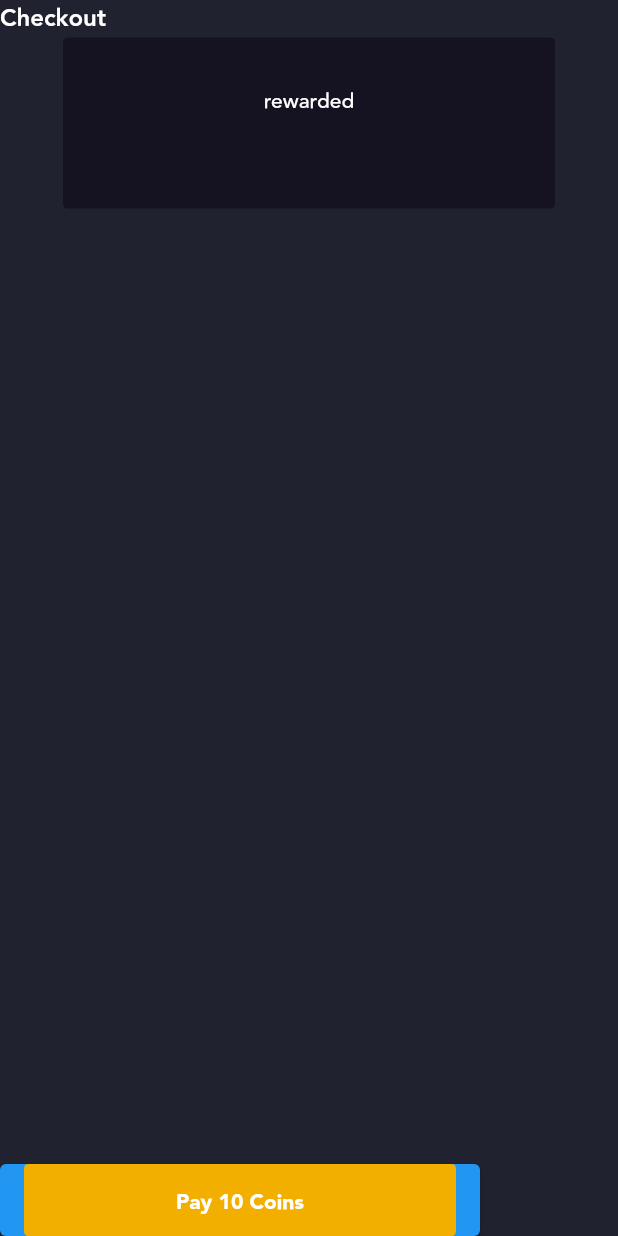
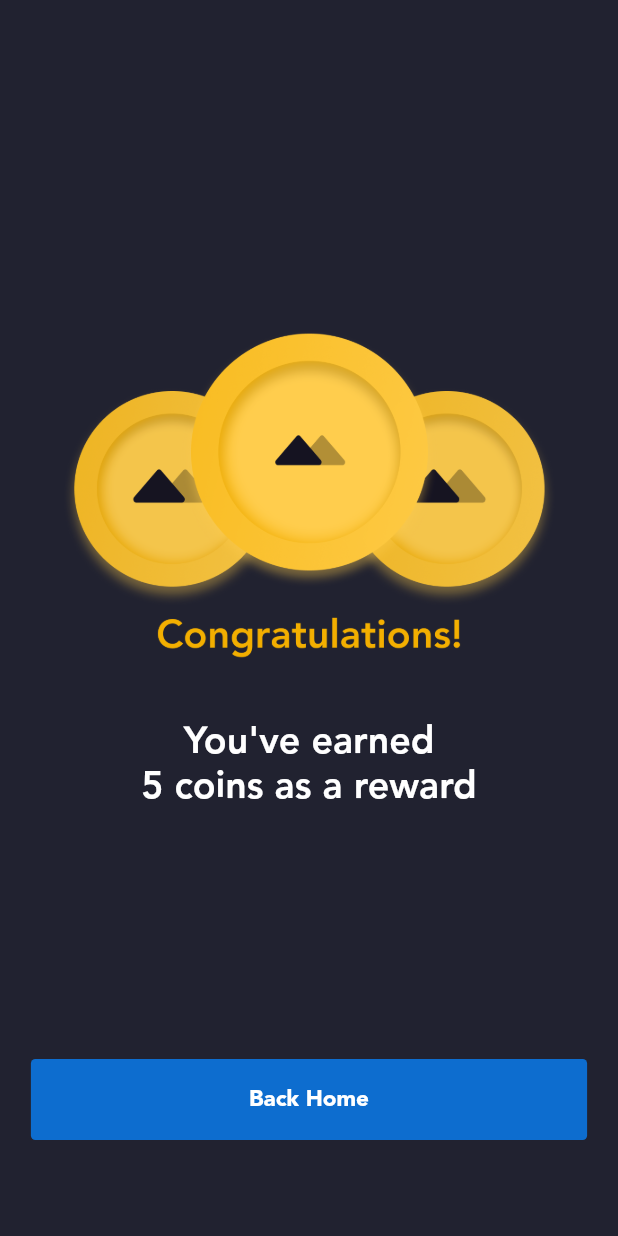
Before and after one commit to AayushK11/MIT-Coin, a Flutter app: the RewardsScreen screen opened directly, on a phone screen of 412 x 824 dp. Run offline on Flutter 3.47's test engine with Material 2 defaults, Android fonts, the phone set to English and light mode, and no system bars; our stand-ins replace page_transition.

Commit message:
Rewards Page

```diff
--- a/Frontend/mit_coin_app/lib/Screens/rewards_page.dart
+++ b/Frontend/mit_coin_app/lib/Screens/rewards_page.dart
@@ -17,82 +17,62 @@ class _RewardsScreenState extends State<RewardsScreen> {
       body: SafeArea(
         child: Stack(
           children: [
-            Column(
+            Center(
+              child: Container(
+                margin: EdgeInsets.only(top: 220),
+                height: MediaQuery.of(context).size.height,
+                child: Column(
                   children: [
-                Row(
-                  children: [
-                    Text(
-                      "Checkout",
+                    Container(
+                      width: MediaQuery.of(context).size.width * 0.8,
+                      child: Image.asset(
+                        'assets/images/Rewards.png',
+                      ),
+                    ),
+                    Container(
+                      margin: EdgeInsets.only(top: 40),
+                      child: Text(
+                        'You\'ve earned \n5 coins as a reward',
                         style: TextStyle(
-                        color: Colors.white,
-                        fontSize: 16,
+                            color: Color.fromARGB(255, 255, 255, 255),
                             fontFamily: "Avenir",
-                        fontWeight: FontWeight.w800,
+                            fontSize: 25,
+                            height: 1.2,
+                            fontWeight: FontWeight.w600),
+                        textAlign: TextAlign.center,
                       ),
                     ),
                   ],
                 ),
-                Container(
-                  width: 328,
-                  decoration: BoxDecoration(
-                    borderRadius: BorderRadius.circular(3),
-                    color: Color(0xff151321),
               ),
-                  padding: const EdgeInsets.only(
-                    top: 32,
-                    bottom: 40,
-                  ),
-                  child: Column(
-                    mainAxisSize: MainAxisSize.min,
-                    mainAxisAlignment: MainAxisAlignment.center,
-                    crossAxisAlignment: CrossAxisAlignment.center,
-                    children: [
-                      Column(
-                        mainAxisSize: MainAxisSize.min,
-                        mainAxisAlignment: MainAxisAlignment.center,
-                        crossAxisAlignment: CrossAxisAlignment.center,
-                        children: [
-                          Text(
-                            "rewarded",
-                            textAlign: TextAlign.center,
-                            style: TextStyle(
-                              color: Colors.white,
-                              fontSize: 14,
-                              fontFamily: "Avenir",
-                              fontWeight: FontWeight.w500,
-                            ),
-                          ),
-                          SizedBox(height: 20),
-                        ],
-                      ),
-                    ],
-                  ),
-                ),
-              ],
             ),
             Positioned(
               bottom: 0,
-              child: ElevatedButton(
+              child: Container(
+                  width: MediaQuery.of(context).size.width,
+                  alignment: Alignment.bottomCenter,
+                  margin: EdgeInsets.only(bottom: 56),
+                  child: Column(
+                    children: [
+                      TextButton(
                         onPressed: () {
-                  Navigator.pushAndRemoveUntil(
+                          Navigator.push(
                             context,
                             PageTransition(
                                 duration: Duration(seconds: 1),
                                 type: PageTransitionType.fade,
-                        child: HomeScreen(),
-                      ),
-                      (route) => false);
+                                child: HomeScreen()),
+                          );
                         },
                         child: Container(
-                  width: 288,
-                  height: 48,
+                          width: MediaQuery.of(context).size.width * 0.9,
                           decoration: BoxDecoration(
                             borderRadius: BorderRadius.circular(3),
-                    color: Color(0xfff3af00),
+                            color: Color(0xff0d6dcf),
                           ),
                           padding: const EdgeInsets.only(
                             top: 15,
-                    bottom: 14,
+                            bottom: 15,
                           ),
                           child: Row(
                             mainAxisSize: MainAxisSize.min,
@@ -100,11 +80,11 @@ class _RewardsScreenState extends State<RewardsScreen> {
                             crossAxisAlignment: CrossAxisAlignment.center,
                             children: [
                               Text(
-                        "Pay 10 Coins",
+                                "Back Home",
                                 textAlign: TextAlign.center,
                                 style: TextStyle(
                                   color: Colors.white,
-                          fontSize: 14,
+                                  fontSize: 15,
                                   fontFamily: "Avenir",
                                   fontWeight: FontWeight.w900,
                                 ),
@@ -113,6 +93,8 @@ class _RewardsScreenState extends State<RewardsScreen> {
                           ),
                         ),
                       ),
+                    ],
+                  )),
             ),
           ],
         ),
--- a/Frontend/mit_coin_app/lib/Screens/success_massage.dart
+++ b/Frontend/mit_coin_app/lib/Screens/success_massage.dart
@@ -72,7 +72,7 @@ class _SuccessScreenState extends State<SuccessScreen> {
                             PageTransition(
                                 duration: Duration(seconds: 1),
                                 type: PageTransitionType.fade,
-                                child: SuccessScreen()),
+                                child: RewardsScreen()),
                           );
                         },
                         child: Container(
```
Also changed, not shown: Frontend/mit_coin_app/assets/images/Rewards.png (added). Lines whose indentation alone changed are shown as unchanged.
